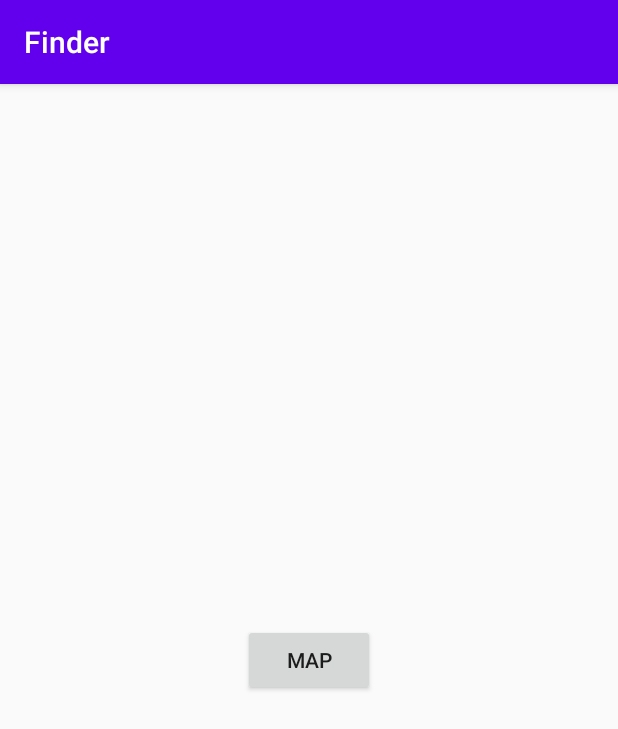
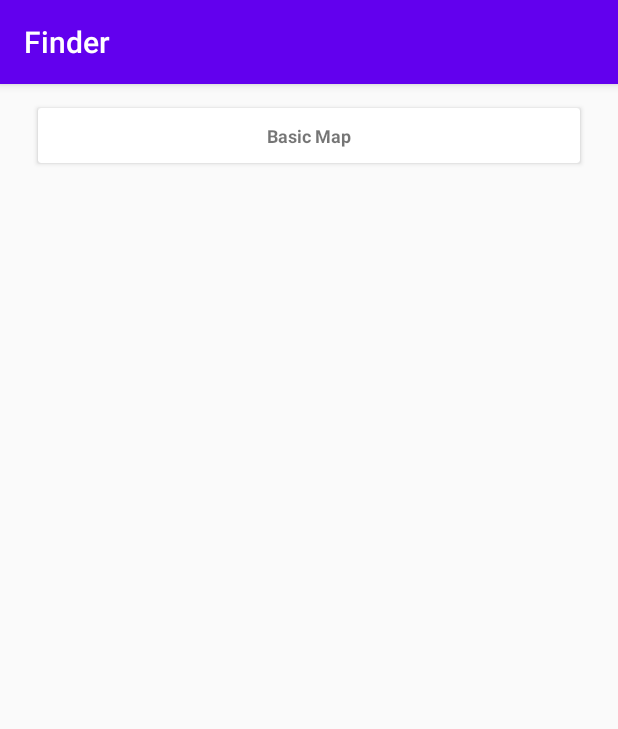
Before and after one commit to juprac/finder-android, an Android app: the screen it shows after launch (HomeActivity), on a phone screen of 412 x 824 dp. Shown: the top 729 px of the screen. Run offline under Robolectric (Android 15) with nearby library versions, the phone set to English and light mode, and no system bars.

```diff
--- a/app/src/main/java/adapter/DemoAdapter.java
+++ b/app/src/main/java/adapter/DemoAdapter.java
@@ -1,26 +1,55 @@
 package adapter;
 
+import android.content.Context;
+import android.content.Intent;
+import android.view.LayoutInflater;
+import android.view.View;
 import android.view.ViewGroup;
 
 import androidx.annotation.NonNull;
 import androidx.recyclerview.widget.RecyclerView;
 
+import com.helloworld.finder.R;
+
+import java.util.List;
+
+import models.Demo;
 import viewholders.DemoViewHolder;
 
 public class DemoAdapter extends RecyclerView.Adapter<DemoViewHolder> {
+    private List<Demo> demoList;
+    private Context ctx;
+
+    public DemoAdapter(List<Demo> demoList, Context ctx) {
+        this.demoList = demoList;
+        this.ctx = ctx;
+    }
+
     @NonNull
     @Override
-    public DemoViewHolder onCreateViewHolder(@NonNull ViewGroup parent, int viewType) {
-        return null;
+    public DemoViewHolder onCreateViewHolder(@NonNull ViewGroup parent, int i) {
+        View v = LayoutInflater.from(parent.getContext())
+                .inflate(R.layout.item_map_example, parent, false);
+
+        return new DemoViewHolder(v);
     }
 
     @Override
-    public void onBindViewHolder(@NonNull DemoViewHolder holder, int position) {
+    public void onBindViewHolder(@NonNull final DemoViewHolder holder, int i) {
+        holder.tvDemo.setText(demoList.get(i).getName());
+
+        holder.cvDemoContainer.setOnClickListener(new View.OnClickListener() {
+            @Override
+            public void onClick(View v) {
+                Intent intent = new Intent(ctx, demoList.get(holder.getAdapterPosition()).getActivity());
+                ctx.startActivity(intent);
+            }
+        });
 
     }
 
     @Override
     public int getItemCount() {
-        return 0;
+        return demoList.size();
     }
 }
--- a/app/src/main/java/com/helloworld/finder/HomeActivity.java
+++ b/app/src/main/java/com/helloworld/finder/HomeActivity.java
@@ -4,6 +4,15 @@ import android.content.Intent;
 import android.os.Bundle;
 import android.view.View;
 import android.widget.Button;
+
+import androidx.recyclerview.widget.LinearLayoutManager;
+import androidx.recyclerview.widget.RecyclerView;
+
+import java.util.ArrayList;
+import java.util.List;
+
+import adapter.DemoAdapter;
+import models.Demo;
 
 public class HomeActivity extends BaseActivity {
 
@@ -12,13 +21,21 @@ public class HomeActivity extends BaseActivity {
         super.onCreate(savedInstanceState);
         setContentView(R.layout.activity_home);
 
-        Button btMap = findViewById(R.id.btMap);
-        btMap.setOnClickListener(new View.OnClickListener() {
-            @Override
-            public void onClick(View view) {
-                Intent intent = new Intent(HomeActivity.this, MapsActivity.class);
-                startActivity(intent);
-            }
-        });
+        List<Demo> demoList = new ArrayList<>();
+
+        demoList.add(new Demo("Basic Map", MapsActivity.class));
+
+        DemoAdapter adapter = new DemoAdapter(demoList, this);
+
+        RecyclerView rvDemos = findViewById(R.id.rvDemos);
+
+        rvDemos.setAdapter(adapter);
+
+        rvDemos.setHasFixedSize(true);
+
+        RecyclerView.LayoutManager manager = new LinearLayoutManager(this);
+
+        rvDemos.setLayoutManager(manager);
+
     }
 }
--- /dev/null
+++ b/app/src/main/java/models/Demo.java
@@ -0,0 +1,21 @@
+package models;
+
+import com.helloworld.finder.BaseActivity;
+
+public class Demo {
+    private String name;
+    private Class activity;
+
+    public Demo(String name, Class activity) {
+        this.name = name;
+        this.activity = activity;
+    }
+
+    public String getName() {
+        return name;
+    }
+
+    public Class getActivity() {
+        return activity;
+    }
+}
--- a/app/src/main/java/viewholders/DemoViewHolder.java
+++ b/app/src/main/java/viewholders/DemoViewHolder.java
@@ -10,8 +10,8 @@ import androidx.recyclerview.widget.RecyclerView;
 import com.helloworld.finder.R;
 
 public class DemoViewHolder extends RecyclerView.ViewHolder {
-    CardView cvDemoContainer;
-    TextView tvDemo;
+    public CardView cvDemoContainer;
+    public TextView tvDemo;
 
     public DemoViewHolder(@NonNull View v) {
         super(v);
--- a/app/src/main/res/layout/activity_home.xml
+++ b/app/src/main/res/layout/activity_home.xml
@@ -3,12 +3,12 @@
     xmlns:android="http://schemas.android.com/apk/res/android"
     android:layout_width="match_parent"
     android:layout_height="match_parent"
-    android:orientation="vertical"
-    android:gravity="center">
-    <Button
-        android:id="@+id/btMap"
-        android:text="MAP"
-        android:layout_width="wrap_content"
-        android:layout_height="wrap_content"/>
+    android:padding="10dp"
+    android:orientation="vertical">
+
+    <androidx.recyclerview.widget.RecyclerView
+        android:id="@+id/rvDemos"
+        android:layout_width="match_parent"
+        android:layout_height="match_parent"/>
 
 </LinearLayout>
```
Also changed, not shown: app/src/main/java/com/helloworld/finder/MapsActivity.java (+34 -5 lines).
